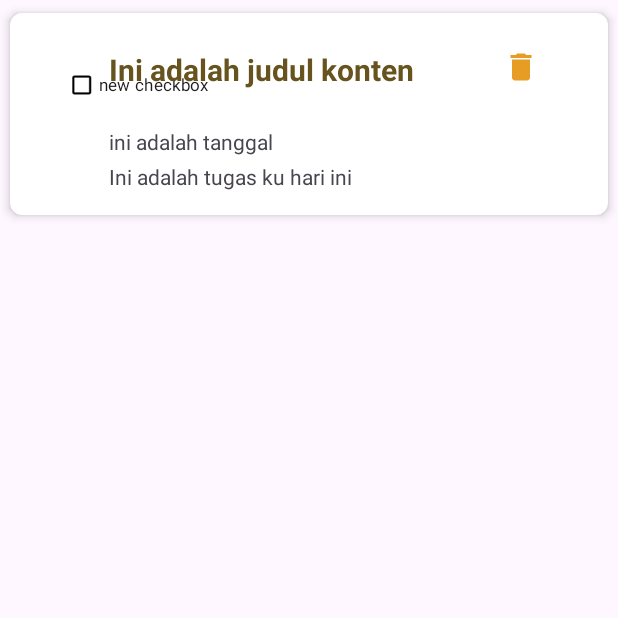
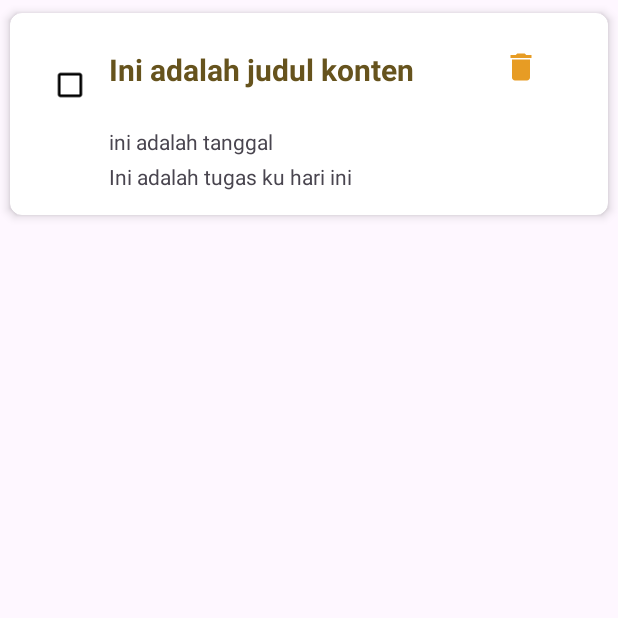
Before and after one commit to Bersama-Team/MariNugas, an Android app: the list_tugas screen opened directly, with no data from a screen before it, on a phone screen of 412 x 824 dp, the top half of it. Run offline under Robolectric (Android 15) with nearby library versions, the phone set to English and light mode, and no system bars.

Commit message:
erli menambahkan ikon hapus dan check box selesai final

```diff
--- a/app/src/main/res/layout/activity_list_tugas.xml
+++ b/app/src/main/res/layout/activity_list_tugas.xml
@@ -27,10 +27,10 @@
                     android:id="@+id/checkbox_list"
                     android:layout_width="wrap_content"
                     android:layout_height="wrap_content"
-                    android:text="new checkbox"
-                    android:textSize="16sp"
-                    android:scaleX="0.7"
-                    android:scaleY="0.7"
+
+                    android:textSize="20sp"
+                    android:scaleX="0.9"
+                    android:scaleY="0.9"
                     android:buttonTint="#000000"/>
 
                 <TextView
@@ -41,7 +41,9 @@
                     android:text="Ini adalah judul konten"
                     android:textColor="#66531D"
                     android:textStyle="bold"
-                    android:textSize="20dp"/>
+                    android:textSize="20dp"
+                    app:layout_constraintLeft_toRightOf="@+id/checkbox_list"
+                    app:layout_constraintTop_toTopOf="parent"/>
 
                 <ImageView
                     android:id="@+id/deleteButton"
@@ -49,6 +51,8 @@
                     android:layout_height="24dp"
                     android:layout_alignParentEnd="true"
                     android:layout_marginEnd="30dp"
+                    app:layout_constraintLeft_toRightOf="@+id/checkbox_list"
+                    app:layout_constraintTop_toTopOf="parent"
                     android:src="@drawable/baseline_delete_24"/>
             </RelativeLayout>
 
```
Also changed, not shown: 1 other file.
